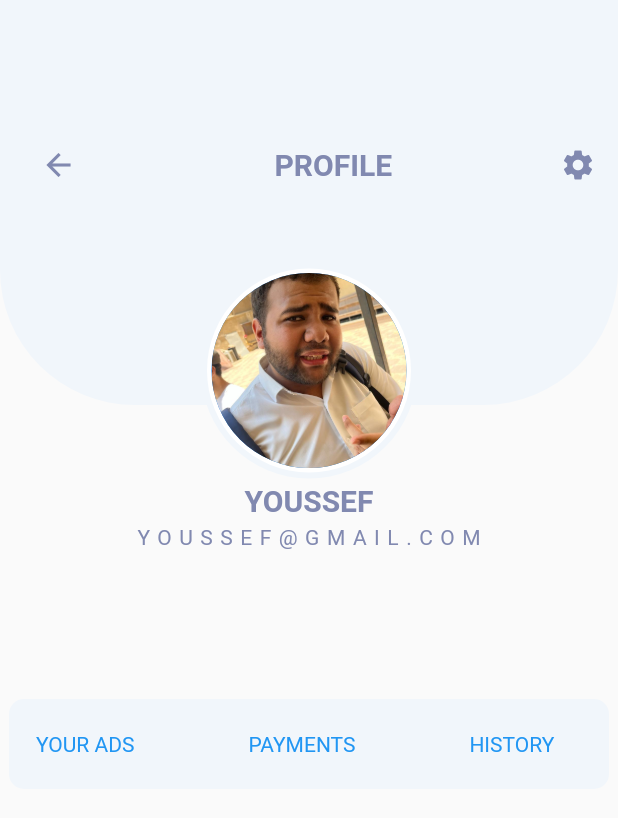
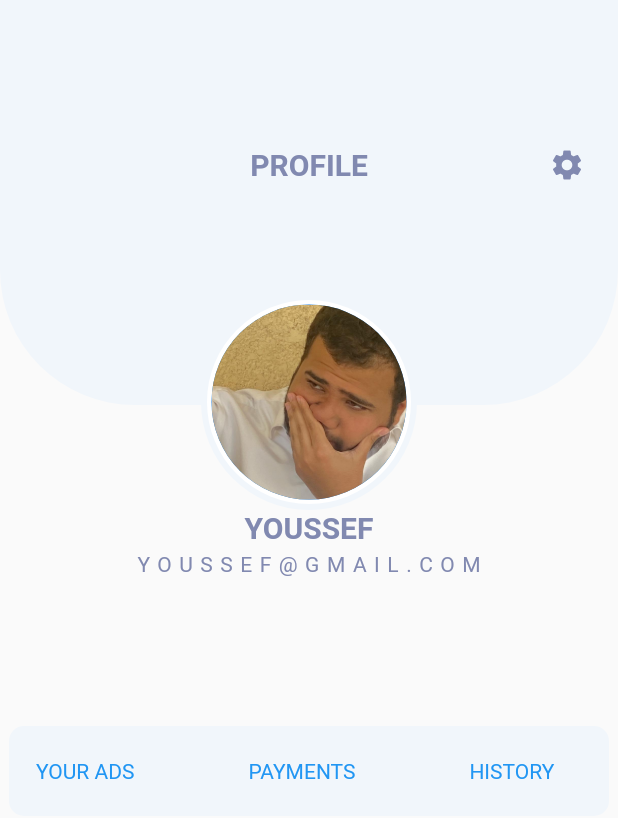
Before and after one commit to lovren43/semsark, a Flutter app: the Profile screen opened directly, on a phone screen of 412 x 824 dp. Shown: the top 818 px of the screen. Run offline on Flutter 3.47's test engine with Material 2 defaults, Android fonts, the phone set to English and light mode, and no system bars; our stand-ins replace curved_navigation_bar, geolocator, google_maps_flutter, image_picker.

Commit message:
change item view and profile

```diff
--- a/lib/main.dart
+++ b/lib/main.dart
@@ -1,6 +1,4 @@
 import 'package:flutter/material.dart';
-import 'package:semsark/screens/islam_screens/create_ad_screen.dart';
-import 'package:semsark/screens/islam_screens/map_screen.dart';
 import 'package:semsark/screens/joo_screens/SplashScreen.dart';
 
 void main() {
@@ -13,7 +11,7 @@ class Semsark extends StatelessWidget {
 
   @override
   Widget build(BuildContext context) {
-    return MaterialApp(
+    return const MaterialApp(
       debugShowCheckedModeBanner: false,
       home: SplashScreen(),
     );
--- a/lib/screens/joo_screens/Profile.dart
+++ b/lib/screens/joo_screens/Profile.dart
@@ -13,7 +13,7 @@ class _ProfileState extends State<Profile> {
     return Scaffold(
       body: ListView(
         padding: EdgeInsets.zero,
-        children: <Widget> [
+        children:[
           buildTop(),
           buildContent(),
         ],
@@ -24,8 +24,8 @@ class _ProfileState extends State<Profile> {
   Widget buildContent(){
     return Column(
       children: [
-        Padding(padding: EdgeInsets.all(26)),
-        Text(
+        //ProfileImage(),
+        const Text(
             'YOUSSEF',
           style: TextStyle(
             fontSize: 20,
@@ -33,8 +33,8 @@ class _ProfileState extends State<Profile> {
             color: Color.fromRGBO(129, 137, 176, 1)
           ),
         ),
-        SizedBox(height: 5,),
-        Text(
+        const SizedBox(height: 5,),
+        const Text(
           'YOUSSEF@GMAIL.COM',
           style: TextStyle(
               fontSize: 14,
@@ -42,7 +42,7 @@ class _ProfileState extends State<Profile> {
             letterSpacing: 5
           ),
         ),
-        SizedBox(height: 100,),
+        const SizedBox(height: 100,),
         Container(
           width: 400,
           height: 60,
@@ -92,18 +92,17 @@ class _ProfileState extends State<Profile> {
   Widget buildTop() {
     return Stack(
         clipBehavior: Clip.none,
-        alignment: Alignment.center,
+        alignment: Alignment.bottomCenter,
         children: [
           TopContainer(),
-          Positioned(
-              top: 175,
-              child: ProfileImage()
-          ),
+          ProfileImage(),
         ],
     );
   }
 
-  Widget TopContainer() => Container  (
+  Widget TopContainer() => Column(
+    children: [
+      Container  (
         height: 270,
         decoration: const BoxDecoration(
             color: Color.fromRGBO(241, 246, 251, 1),
@@ -112,20 +111,22 @@ class _ProfileState extends State<Profile> {
               bottomLeft: Radius.circular(90.0),
             )
         ),
+        padding: EdgeInsets.only(left: 10 , right: 10),
         child: Padding(
           padding: EdgeInsets.only(bottom: 50),
           child: Row(
+            mainAxisAlignment: MainAxisAlignment.end,
             children: [
-          SizedBox(width: 15),
               IconButton(
                   onPressed: (){},
                   icon: const Icon(
-                Icons.arrow_back,
-                color: Color.fromRGBO(129, 137, 176, 1),
+                    Icons.settings,
+                    color: Color.fromRGBO(241, 246, 251, 1),
                   )
               ),
-          SizedBox(width: 120,),
-          Text(
+              const Expanded(
+                child: Center(
+                  child: Text(
                     'PROFILE',
                     style: TextStyle(
                       fontSize: 20,
@@ -133,7 +134,8 @@ class _ProfileState extends State<Profile> {
                       color: Color.fromRGBO(129, 137, 176, 1),
                     ),
                   ),
-          SizedBox(width: 100,),
+                ),
+              ),
               IconButton(
                   onPressed: (){},
                   icon: const Icon(
@@ -141,10 +143,12 @@ class _ProfileState extends State<Profile> {
                     color: Color.fromRGBO(129, 137, 176, 1),
                   )
               ),
-
             ],
           ),
         )
+      ),
+      const SizedBox(height: 70,)
+    ],
   );
 
   Widget ProfileImage() => CircleAvatar(
@@ -155,7 +159,7 @@ class _ProfileState extends State<Profile> {
       backgroundColor: Colors.white,
       child: CircleAvatar(
         radius: 65,
-        backgroundImage: AssetImage("assets/images/haha.JPG"),
+        backgroundImage: AssetImage("assets/images/hah.JPG"),
       ),
     ),
   );
```
Lines whose indentation alone changed are shown as unchanged.
